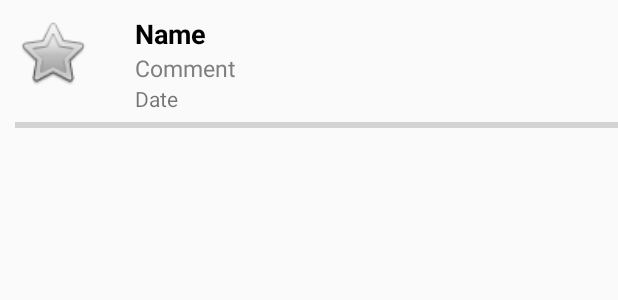
After one commit to MinhPham96/MAePic, an Android app: the layout item_comment.xml on its own in the app's theme, with its tools: preview values and no code run, on a phone screen of 412 x 824 dp. The commit adds this screen. Shown: the top 300 px of the screen. Run offline under Robolectric (Android 15) with nearby library versions, the phone set to English and light mode, and no system bars.

Commit message:
an update

```diff
--- a/app/src/main/java/com/example/hi/maepic/MapsActivity.java
+++ b/app/src/main/java/com/example/hi/maepic/MapsActivity.java
@@ -227,6 +227,8 @@ public class MapsActivity extends FragmentActivity implements
         Log.i("MapsActivity", "Map is ready");
         //get the Google Map
         mMap = googleMap;
+        CustomInfoWindowAdapter adapter = new CustomInfoWindowAdapter(MapsActivity.this);
+        mMap.setInfoWindowAdapter(adapter);
         //set to activate a method when click on the title of the marker
         mMap.setOnInfoWindowClickListener(new GoogleMap.OnInfoWindowClickListener() {
             @Override
--- /dev/null
+++ b/app/src/main/res/layout/item_comment.xml
@@ -0,0 +1,58 @@
+<?xml version="1.0" encoding="utf-8"?>
+<RelativeLayout xmlns:android="http://schemas.android.com/apk/res/android"
+    xmlns:app="http://schemas.android.com/apk/res-auto"
+    xmlns:tools="http://schemas.android.com/tools"
+    android:layout_width="match_parent"
+    android:layout_height="wrap_content"
+    android:layout_marginStart="10dp"
+    android:layout_marginTop="10dp"
+    android:orientation="vertical">
+
+    <ImageView
+        android:layout_width="50dp"
+        android:layout_height="50dp"
+        app:srcCompat="@android:drawable/btn_star"
+        android:id="@+id/imageView" />
+
+    <TextView
+        android:id="@+id/nameTextView"
+        android:layout_width="wrap_content"
+        android:layout_height="wrap_content"
+        android:layout_alignParentTop="true"
+        android:layout_marginStart="30dp"
+        android:layout_toEndOf="@+id/imageView"
+        android:textColor="#000"
+        android:textSize="18sp"
+        android:textStyle="bold"
+        tools:text="Name" />
+
+    <TextView
+        android:id="@+id/commentTextView"
+        android:layout_width="wrap_content"
+        android:layout_height="wrap_content"
+        android:layout_below="@+id/nameTextView"
+        android:layout_toEndOf="@+id/imageView"
+        android:layout_marginStart="30dp"
+        android:textAppearance="?android:attr/textAppearanceSmall"
+        android:textColor="#7F7E7E"
+        android:textSize="15sp"
+        tools:text="Comment" />
+
+    <TextView
+        android:id="@+id/dateTextView"
+        android:layout_width="wrap_content"
+        android:layout_height="wrap_content"
+        android:layout_below="@+id/commentTextView"
+        android:layout_toEndOf="@+id/imageView"
+        android:layout_marginStart="30dp"
+        android:textAppearance="?android:attr/textAppearanceSmall"
+        tools:text="Date" />
+
+    <ProgressBar
+        android:id="@+id/progressBarComment"
+        style="?android:attr/progressBarStyleHorizontal"
+        android:layout_width="match_parent"
+        android:layout_height="wrap_content"
+        android:layout_below="@+id/dateTextView" />
+
+</RelativeLayout>
```
Also changed, not shown: app/src/main/java/com/example/hi/maepic/CustomInfoWindowAdapter.java (added, +37 -0 lines), app/src/main/res/layout/activity_info_view.xml (+77 -14 lines), app/src/main/res/layout/customwindow.xml (added, +26 -0 lines).
